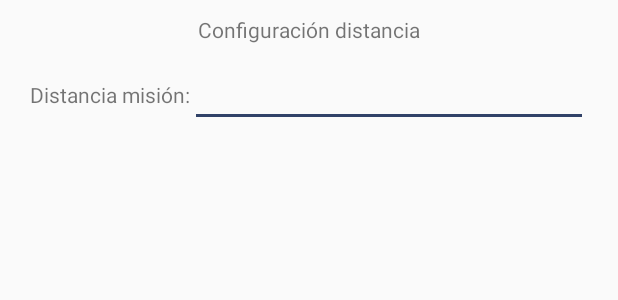
After one commit to gabrielparra/Ipat-1, an Android app: the layout dialog_configdistance.xml on its own in the app's theme, with its tools: preview values and no code run, on a phone screen of 412 x 824 dp. The commit adds this screen. Shown: the top 300 px of the screen. Run offline under Robolectric (Android 15) with nearby library versions, the phone set to English and light mode, and no system bars.

Commit message:
Mision en cruz.. con configuracion de distancia.

```diff
--- /dev/null
+++ b/app/src/main/res/layout/dialog_configdistance.xml
@@ -0,0 +1,39 @@
+<?xml version="1.0" encoding="utf-8"?>
+<LinearLayout xmlns:android="http://schemas.android.com/apk/res/android"
+    android:layout_width="match_parent"
+    android:layout_height="wrap_content"
+    android:layout_marginBottom="10dp"
+    android:layout_marginLeft="10dp"
+    android:layout_marginRight="10dp"
+    android:layout_marginTop="10dp"
+    android:orientation="vertical">
+
+    <TextView
+        android:layout_width="wrap_content"
+        android:layout_height="wrap_content"
+        android:layout_gravity="center_horizontal"
+        android:text="Configuración distancia"></TextView>
+
+    <LinearLayout
+        android:layout_width="match_parent"
+        android:layout_height="wrap_content"
+        android:layout_marginBottom="10dp"
+        android:layout_marginLeft="10dp"
+        android:layout_marginRight="10dp"
+        android:layout_marginTop="10dp"
+        android:orientation="horizontal">
+
+        <TextView
+            android:id="@+id/textView"
+            android:layout_width="wrap_content"
+            android:layout_height="wrap_content"
+            android:text="Distancia misión:"></TextView>
+
+        <EditText
+            android:id="@+id/altitude"
+            android:layout_width="match_parent"
+            android:layout_height="wrap_content"></EditText>
+    </LinearLayout>
+
+
+</LinearLayout>
--- a/app/src/main/res/values/colors.xml
+++ b/app/src/main/res/values/colors.xml
@@ -5,6 +5,7 @@
     <color name="colorAccent">#314268</color>
     <color name="title_dark">#212121</color>
     <color name="black">#ff000000</color>
+    <color name="gray">#BB70AB</color>
     <color name="white">#ffffff</color>
 
 </resources>
```
Also changed, not shown: app/src/main/java/com/gcatech/ipat/BaseThreeBtnView.java (+94 -3 lines), app/src/main/java/com/gcatech/ipat/UtilsSharedCamera.java (+77 -11 lines), app/src/main/res/layout/view_three_btn.xml (+77 -65 lines).
